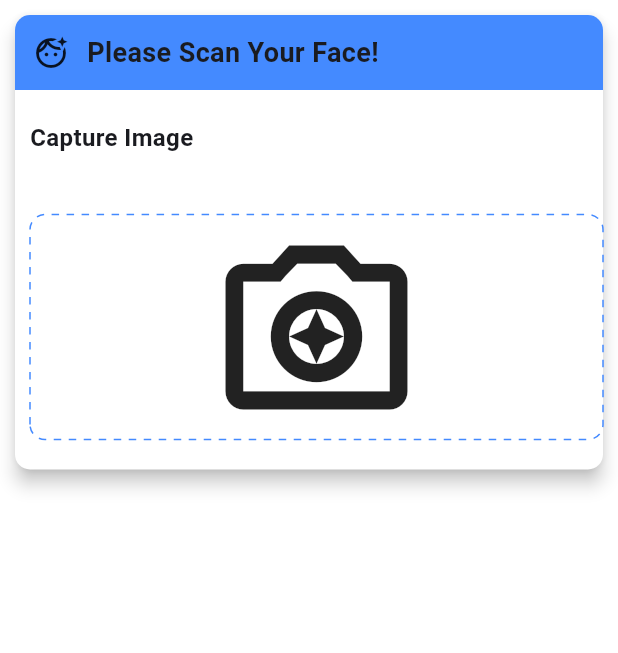
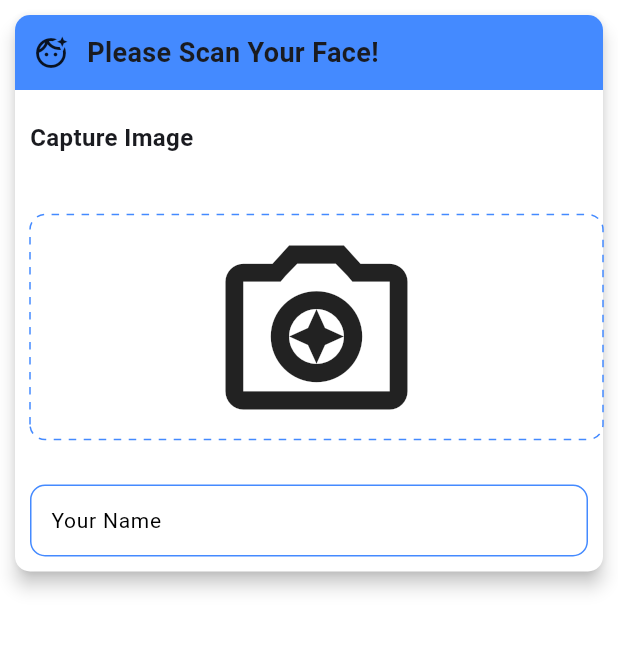
Before and after one commit to tsayoo/attendance_app, a Flutter app: the AttendanceScreen screen opened directly, on a phone screen of 412 x 824 dp, the part 84-737 px from its top. Run offline on Flutter 3.47's test engine with Material 3 defaults, Android fonts, the phone set to English and light mode, and no system bars; drawn by our look-alikes of dotted_border; our stand-ins replace camera, cloud_firestore, firebase_core; missing offline and left inert: google_mlkit_face_detection; accounts and stored records are empty.

Commit message:
creating name text field

```diff
--- a/lib/ui/attend/attendance_screen.dart
+++ b/lib/ui/attend/attendance_screen.dart
@@ -130,6 +130,35 @@ class _AttendanceScreenState extends State<AttendanceScreen> {
                   ),
                 ),
               ),
+              Padding(
+                padding: EdgeInsets.all(10),
+                child: TextField(
+                  textInputAction: TextInputAction.done,
+                  keyboardType: TextInputType.text,
+                  controller: controller,
+                  decoration: InputDecoration(
+                    contentPadding: EdgeInsets.symmetric(horizontal: 10),
+                    labelText: "Your Name",
+                    hintText: "Please type your name here",
+                    hintStyle: TextStyle(
+                      fontSize: 14,
+                      color: Colors.grey
+                    ),
+                    labelStyle: TextStyle(
+                      fontSize: 14,
+                      color: Colors.black
+                    ),
+                    border: OutlineInputBorder(
+                      borderRadius: BorderRadius.circular(10),
+                      borderSide: BorderSide(color: Colors.blueAccent)
+                    ),
+                    enabledBorder: OutlineInputBorder(
+                      borderRadius: BorderRadius.circular(10),
+                      borderSide: BorderSide(color: Colors.blueAccent)
+                    )
+                  ),
+                ),
+              )
             ],
           ),
         ),
```
